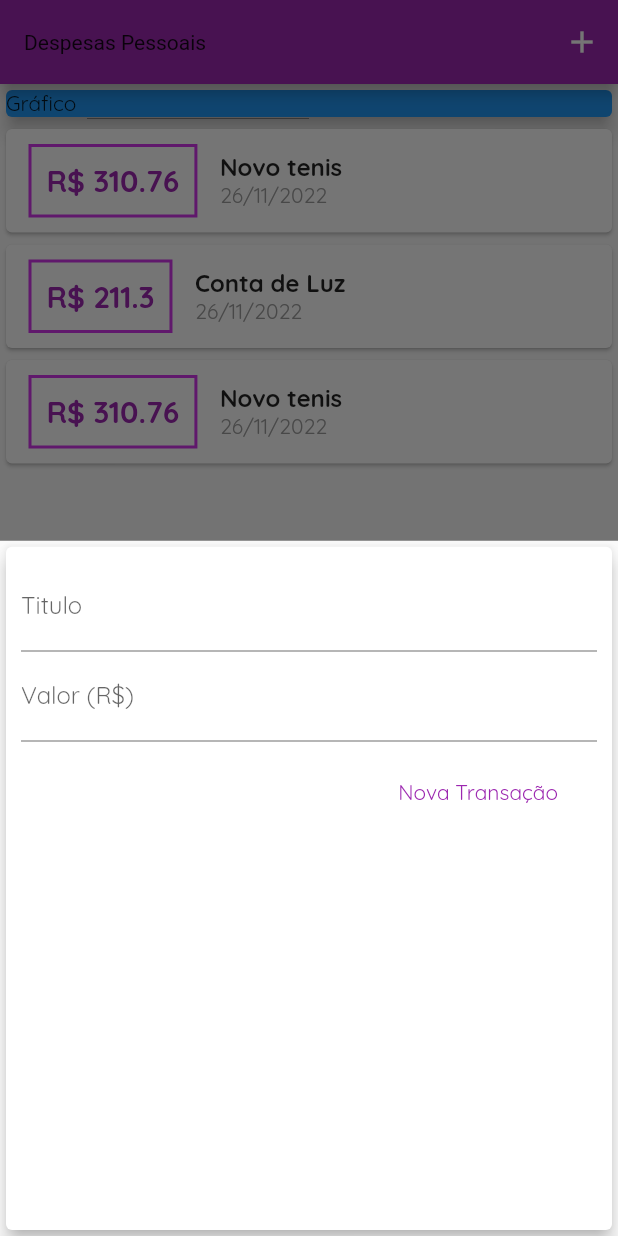
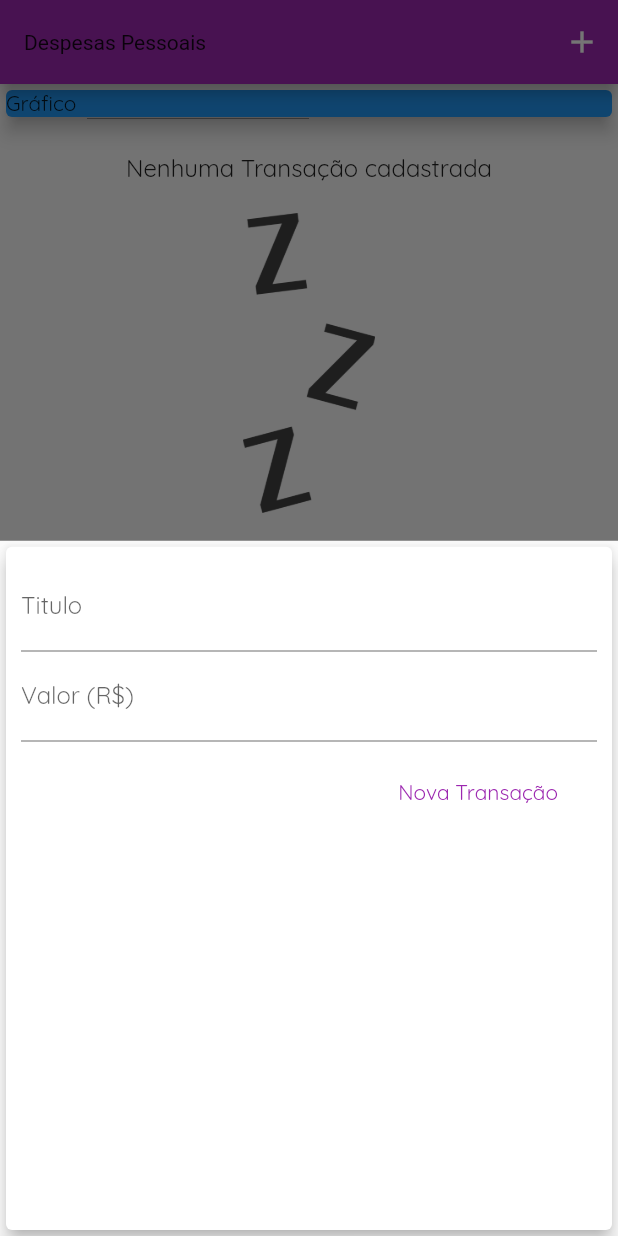
Before and after one commit to paulovictorbuenoflores/curso_flutter_completo, a Flutter app: the screen it shows after launch, after a tap on the "add" icon, on a phone screen of 412 x 824 dp. Run offline on Flutter 3.47's test engine with Material 2 defaults, Android fonts, the phone set to English and light mode, and no system bars.

Commit message:
adicionando imagem, operacao ternaria na lista (listView), quando nao tem dados cadastrados na lista mostra imagem, quando tem mostra a lista.

```diff
--- a/construindo_app_real_despesas_pessoais_4/expenses/lib/components/transaction_list.dart
+++ b/construindo_app_real_despesas_pessoais_4/expenses/lib/components/transaction_list.dart
@@ -13,8 +13,28 @@
   @override
   Widget build(BuildContext context) {
     return Container(
-      height: 500,
-      child: ListView.builder(
+      height: 300,
+      child: _transactions.isEmpty
+          ? Column(
+              children: <Widget>[
+                SizedBox(height: 20),
+                Text(
+                  'Nenhuma Transação cadastrada',
+                  style: Theme.of(context).textTheme.titleMedium,
+                ),
+                SizedBox(
+                  height: 20,
+                ),
+                Container(
+                  height: 200,
+                  child: Image.asset(
+                    'assets/images/waiting.png',
+                    fit: BoxFit.cover,
+                  ),
+                ),
+              ],
+            )
+          : ListView.builder(
               itemCount: _transactions.length,
               itemBuilder: (ctx, index) {
                 final tr = _transactions[index];
@@ -22,7 +42,8 @@
                   child: Row(
                     children: <Widget>[
                       Container(
-                  margin: EdgeInsets.symmetric(horizontal: 15, vertical: 10),
+                        margin:
+                            EdgeInsets.symmetric(horizontal: 15, vertical: 10),
                         decoration: BoxDecoration(
                           border: Border.all(
                             color: Color.fromARGB(255, 209, 53, 236),
--- a/construindo_app_real_despesas_pessoais_4/expenses/lib/main.dart
+++ b/construindo_app_real_despesas_pessoais_4/expenses/lib/main.dart
@@ -37,8 +37,8 @@
 }
 
 class _MyHomePageState extends State<MyHomePage> {
-  final _transactions = [
-    Transaction(
+  final List<Transaction> _transactions = [
+    /*   Transaction(
       id: 't1',
       title: 'Novo tenis',
       value: 310.76,
@@ -55,7 +55,7 @@
       title: 'Novo tenis',
       value: 310.76,
       date: DateTime.now(),
-    ),
+    ),*/
   ];
 
   _addTransaction(String title, double value) {
--- a/construindo_app_real_despesas_pessoais_4/expenses/pubspec.yaml
+++ b/construindo_app_real_despesas_pessoais_4/expenses/pubspec.yaml
@@ -58,8 +58,8 @@
   uses-material-design: true
 
   # To add assets to your application, add an assets section, like this:
-  # assets:
-  #   - images/a_dot_burr.jpeg
+  assets:
+   - assets/images/waiting.png
   #   - images/a_dot_ham.jpeg
 
   # An image asset can refer to one or more resolution-specific "variants", see
```
Also changed, not shown: construindo_app_real_despesas_pessoais_4/expenses/assets/images/waiting.png (added), 1 other file. Lines whose indentation alone changed are shown as unchanged.
